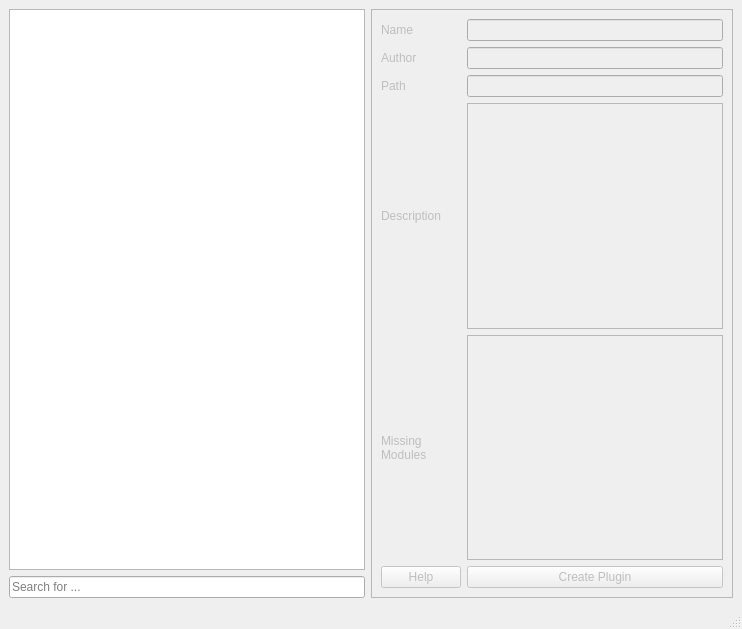
The window that ui/gui/default/PluginCreateMenu.ui (TUB-Control/PaPI) describes before a commit, drawn with Qt 5.
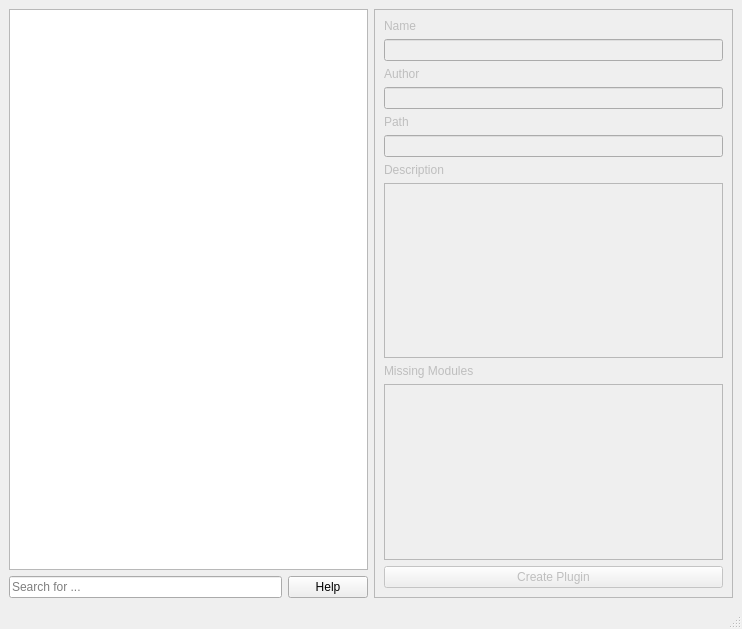
The same window after the commit.

Patch:
```diff
--- a/ui/gui/default/PluginCreateMenu.ui
+++ b/ui/gui/default/PluginCreateMenu.ui
@@ -30,12 +30,23 @@
          </widget>
         </item>
         <item>
+         <layout class="QHBoxLayout" name="horizontalLayout_4">
+          <item>
          <widget class="QLineEdit" name="pluginSearchText">
           <property name="placeholderText">
            <string>Search for ...</string>
           </property>
          </widget>
         </item>
+          <item>
+           <widget class="QPushButton" name="helpButton">
+            <property name="text">
+             <string>Help</string>
+            </property>
+           </widget>
+          </item>
+         </layout>
+        </item>
        </layout>
       </item>
       <item>
@@ -51,78 +62,86 @@
           <rect>
            <x>0</x>
            <y>0</y>
-           <width>367</width>
+           <width>356</width>
            <height>585</height>
           </rect>
          </property>
          <layout class="QVBoxLayout" name="verticalLayout">
           <item>
-           <layout class="QGridLayout" name="gridLayout">
-            <item row="2" column="0">
+           <widget class="QLabel" name="nameLabel">
+            <property name="text">
+             <string>Name</string>
+            </property>
+           </widget>
+          </item>
+          <item>
+           <widget class="QLineEdit" name="nameEdit">
+            <property name="readOnly">
+             <bool>true</bool>
+            </property>
+           </widget>
+          </item>
+          <item>
+           <widget class="QLabel" name="authorLabel">
+            <property name="text">
+             <string>Author</string>
+            </property>
+           </widget>
+          </item>
+          <item>
+           <widget class="QLineEdit" name="authorEdit">
+            <property name="readOnly">
+             <bool>true</bool>
+            </property>
+           </widget>
+          </item>
+          <item>
              <widget class="QLabel" name="pathLabel">
               <property name="text">
                <string>Path</string>
               </property>
              </widget>
             </item>
-            <item row="4" column="1">
-             <widget class="QListWidget" name="modulesList"/>
-            </item>
-            <item row="4" column="0">
-             <widget class="QLabel" name="modulesLabel">
-              <property name="text">
-               <string>Missing
-Modules</string>
+          <item>
+           <widget class="QLineEdit" name="pathEdit">
+            <property name="readOnly">
+             <bool>true</bool>
               </property>
              </widget>
             </item>
-            <item row="3" column="0">
+          <item>
              <widget class="QLabel" name="descriptionLabel">
               <property name="text">
                <string>Description</string>
               </property>
              </widget>
             </item>
-            <item row="2" column="1">
-             <widget class="QLineEdit" name="pathEdit"/>
-            </item>
-            <item row="1" column="0">
-             <widget class="QLabel" name="authorLabel">
-              <property name="text">
-               <string>Author</string>
+          <item>
+           <widget class="QTextEdit" name="descriptionText">
+            <property name="readOnly">
+             <bool>true</bool>
               </property>
              </widget>
             </item>
-            <item row="0" column="1">
-             <widget class="QLineEdit" name="nameEdit"/>
-            </item>
-            <item row="3" column="1">
-             <widget class="QTextEdit" name="descriptionText"/>
-            </item>
-            <item row="0" column="0">
-             <widget class="QLabel" name="nameLabel">
+          <item>
+           <widget class="QLabel" name="modulesLabel">
               <property name="text">
-               <string>Name</string>
+             <string>Missing Modules</string>
               </property>
              </widget>
             </item>
-            <item row="1" column="1">
-             <widget class="QLineEdit" name="authorEdit"/>
-            </item>
-            <item row="5" column="1">
+          <item>
+           <widget class="QListWidget" name="modulesList"/>
+          </item>
+          <item>
+           <layout class="QHBoxLayout" name="horizontalLayout_3">
+            <item>
              <widget class="QPushButton" name="createButton">
               <property name="text">
                <string>Create Plugin</string>
               </property>
              </widget>
             </item>
-            <item row="5" column="0">
-             <widget class="QPushButton" name="helpButton">
-              <property name="text">
-               <string>Help</string>
-              </property>
-             </widget>
-            </item>
            </layout>
           </item>
          </layout>
```
Lines whose indentation alone changed are shown as unchanged.
